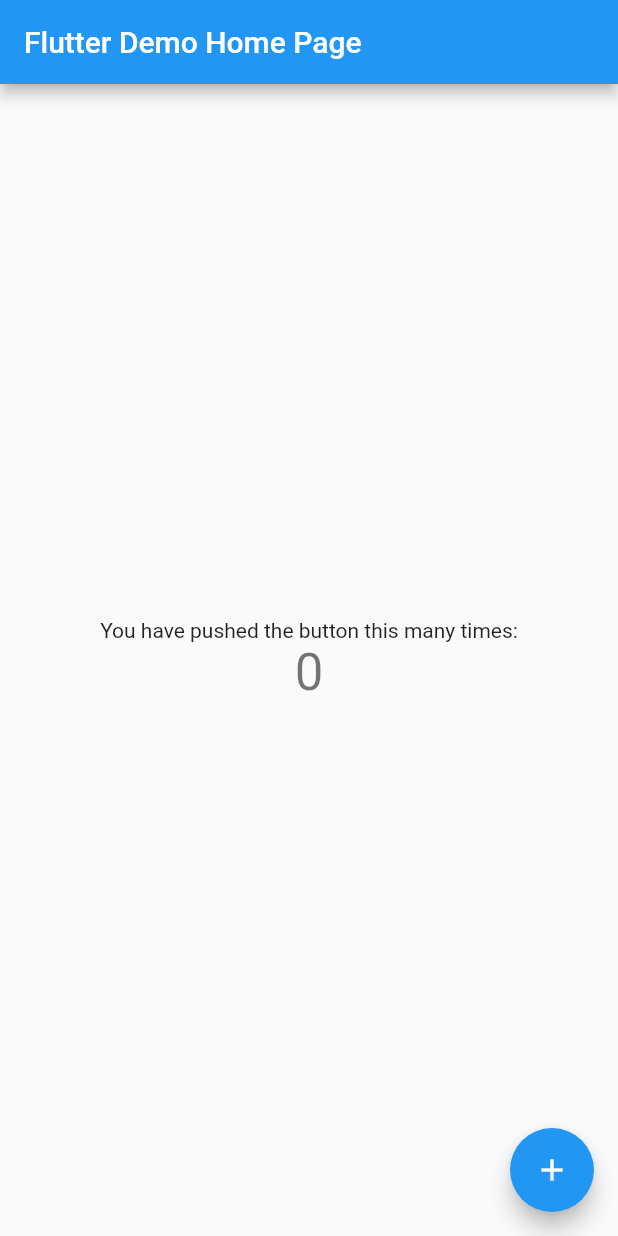
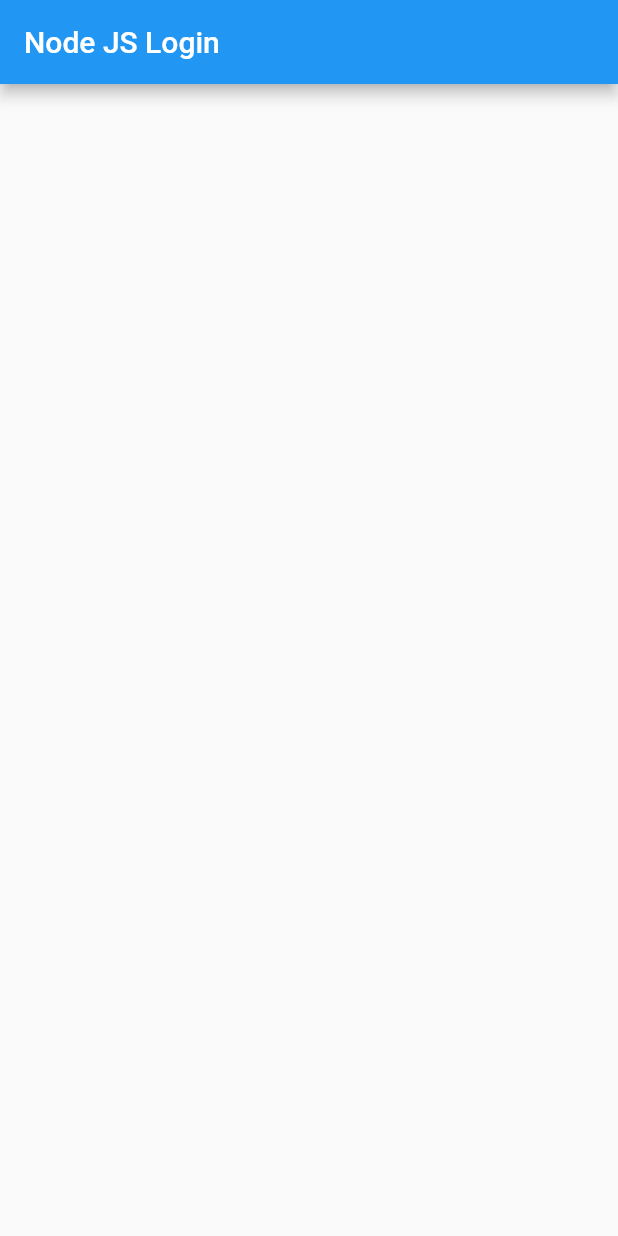
Before and after one commit to Hendricks-3D/flutter-nodejs-login, a Flutter app: the screen it shows after launch, on a phone screen of 412 x 824 dp. Run offline on Flutter 3.47's test engine with Material 2 defaults, Android fonts, the phone set to English and light mode, and no system bars.

Commit message:
clean up

```diff
--- a/nodejs_login/lib/main.dart
+++ b/nodejs_login/lib/main.dart
@@ -5,39 +5,20 @@
 }
 
 class MyApp extends StatelessWidget {
-  // This widget is the root of your application.
   @override
   Widget build(BuildContext context) {
     return MaterialApp(
-      title: 'Flutter Demo',
+      title: 'Login',
       theme: ThemeData(
-        // This is the theme of your application.
-        //
-        // Try running your application with "flutter run". You'll see the
-        // application has a blue toolbar. Then, without quitting the app, try
-        // changing the primarySwatch below to Colors.green and then invoke
-        // "hot reload" (press "r" in the console where you ran "flutter run",
-        // or simply save your changes to "hot reload" in a Flutter IDE).
-        // Notice that the counter didn't reset back to zero; the application
-        // is not restarted.
         primarySwatch: Colors.blue,
       ),
-      home: MyHomePage(title: 'Flutter Demo Home Page'),
+      home: MyHomePage(title: 'Node JS Login'),
     );
   }
 }
 
 class MyHomePage extends StatefulWidget {
   MyHomePage({Key? key, required this.title}) : super(key: key);
-
-  // This widget is the home page of your application. It is stateful, meaning
-  // that it has a State object (defined below) that contains fields that affect
-  // how it looks.
-
-  // This class is the configuration for the state. It holds the values (in this
-  // case the title) provided by the parent (in this case the App widget) and
-  // used by the build method of the State. Fields in a Widget subclass are
-  // always marked "final".
 
   final String title;
 
@@ -46,68 +27,12 @@
 }
 
 class _MyHomePageState extends State<MyHomePage> {
-  int _counter = 0;
-
-  void _incrementCounter() {
-    setState(() {
-      // This call to setState tells the Flutter framework that something has
-      // changed in this State, which causes it to rerun the build method below
-      // so that the display can reflect the updated values. If we changed
-      // _counter without calling setState(), then the build method would not be
-      // called again, and so nothing would appear to happen.
-      _counter++;
-    });
-  }
-
   @override
   Widget build(BuildContext context) {
-    // This method is rerun every time setState is called, for instance as done
-    // by the _incrementCounter method above.
-    //
-    // The Flutter framework has been optimized to make rerunning build methods
-    // fast, so that you can just rebuild anything that needs updating rather
-    // than having to individually change instances of widgets.
     return Scaffold(
-      appBar: AppBar(
-        // Here we take the value from the MyHomePage object that was created by
-        // the App.build method, and use it to set our appbar title.
-        title: Text(widget.title),
-      ),
-      body: Center(
-        // Center is a layout widget. It takes a single child and positions it
-        // in the middle of the parent.
-        child: Column(
-          // Column is also a layout widget. It takes a list of children and
-          // arranges them vertically. By default, it sizes itself to fit its
-          // children horizontally, and tries to be as tall as its parent.
-          //
-          // Invoke "debug painting" (press "p" in the console, choose the
-          // "Toggle Debug Paint" action from the Flutter Inspector in Android
-          // Studio, or the "Toggle Debug Paint" command in Visual Studio Code)
-          // to see the wireframe for each widget.
-          //
-          // Column has various properties to control how it sizes itself and
-          // how it positions its children. Here we use mainAxisAlignment to
-          // center the children vertically; the main axis here is the vertical
-          // axis because Columns are vertical (the cross axis would be
-          // horizontal).
-          mainAxisAlignment: MainAxisAlignment.center,
-          children: <Widget>[
-            Text(
-              'You have pushed the button this many times:',
-            ),
-            Text(
-              '$_counter',
-              style: Theme.of(context).textTheme.headline4,
-            ),
-          ],
+        appBar: AppBar(
+          title: Text(widget.title),
         ),
-      ),
-      floatingActionButton: FloatingActionButton(
-        onPressed: _incrementCounter,
-        tooltip: 'Increment',
-        child: Icon(Icons.add),
-      ), // This trailing comma makes auto-formatting nicer for build methods.
-    );
+        body: Center(child: Column()));
   }
 }
```
